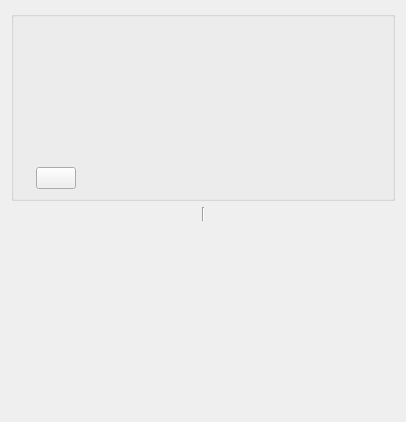
Above: org.nickvision.application.qt/src/controls/aboutdialog.ui from NickvisionApps/Application before the change. Below: the same form after it.
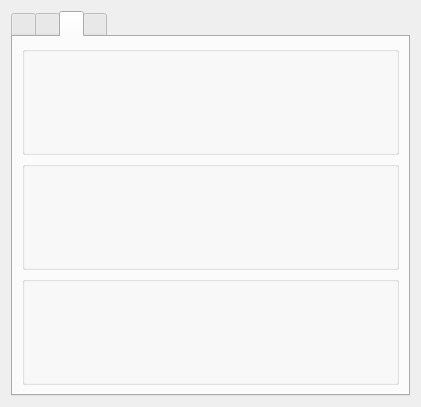
That is the form after the change. The open tabs and pages were chosen to show the change.

Commit message: feat: New Qt `AboutDialog`

The edit to the form file:
```diff
--- a/org.nickvision.application.qt/src/controls/aboutdialog.ui
+++ b/org.nickvision.application.qt/src/controls/aboutdialog.ui
@@ -6,47 +6,57 @@
    <rect>
     <x>0</x>
     <y>0</y>
-    <width>406</width>
-    <height>422</height>
+    <width>421</width>
+    <height>407</height>
    </rect>
   </property>
-  <property name="font">
-   <font>
-    <pointsize>9</pointsize>
-   </font>
+  <property name="windowTitle">
+   <string>Dialog</string>
   </property>
-  <property name="modal">
-   <bool>true</bool>
-  </property>
-  <layout class="QVBoxLayout" name="verticalLayout_3">
-   <item>
-    <widget class="QGroupBox" name="groupBox">
-     <layout class="QVBoxLayout" name="verticalLayout_2">
-      <item>
-       <layout class="QHBoxLayout" name="horizontalLayout">
-        <item>
-         <widget class="QLabel" name="lblIcon">
-          <property name="maximumSize">
-           <size>
-            <width>128</width>
-            <height>128</height>
-           </size>
-          </property>
-          <property name="scaledContents">
-           <bool>true</bool>
-          </property>
-         </widget>
-        </item>
-        <item>
          <layout class="QVBoxLayout" name="verticalLayout">
           <item>
+    <widget class="QTabWidget" name="tabWidget">
+     <property name="currentIndex">
+      <number>3</number>
+     </property>
+     <widget class="QWidget" name="tabAbout">
+      <attribute name="title">
+       <string/>
+      </attribute>
+      <layout class="QVBoxLayout" name="verticalLayout_2">
+       <property name="spacing">
+        <number>12</number>
+       </property>
+       <item>
+        <spacer name="verticalSpacer_2">
+         <property name="orientation">
+          <enum>Qt::Orientation::Vertical</enum>
+         </property>
+         <property name="sizeHint" stdset="0">
+          <size>
+           <width>20</width>
+           <height>40</height>
+          </size>
+         </property>
+        </spacer>
+       </item>
+       <item>
+        <widget class="QLabel" name="lblAppIcon">
+         <property name="alignment">
+          <set>Qt::AlignmentFlag::AlignCenter</set>
+         </property>
+        </widget>
+       </item>
+       <item>
            <widget class="QLabel" name="lblAppName">
             <property name="font">
              <font>
-              <pointsize>11</pointsize>
               <bold>true</bold>
              </font>
             </property>
+         <property name="alignment">
+          <set>Qt::AlignmentFlag::AlignCenter</set>
+         </property>
            </widget>
           </item>
           <item>
@@ -65,74 +75,119 @@
             </property>
            </spacer>
           </item>
-          <item>
-           <widget class="QPushButton" name="btnAppVersion">
-            <property name="autoDefault">
-             <bool>false</bool>
-            </property>
-           </widget>
-          </item>
-         </layout>
-        </item>
-        <item>
-         <spacer name="horizontalSpacer">
-          <property name="orientation">
-           <enum>Qt::Orientation::Horizontal</enum>
-          </property>
-          <property name="sizeHint" stdset="0">
-           <size>
-            <width>40</width>
-            <height>20</height>
-           </size>
-          </property>
-         </spacer>
-        </item>
-       </layout>
-      </item>
-     </layout>
-    </widget>
-   </item>
-   <item>
-    <layout class="QHBoxLayout" name="horizontalLayout_2">
+      </layout>
+     </widget>
+     <widget class="QWidget" name="tabChangelog">
+      <attribute name="title">
+       <string/>
+      </attribute>
+      <layout class="QVBoxLayout" name="verticalLayout_3">
      <item>
       <widget class="QLabel" name="lblChangelog">
        <property name="alignment">
         <set>Qt::AlignmentFlag::AlignLeading|Qt::AlignmentFlag::AlignLeft|Qt::AlignmentFlag::AlignTop</set>
        </property>
+        </widget>
+       </item>
+      </layout>
+     </widget>
+     <widget class="QWidget" name="tabCredits">
+      <attribute name="title">
+       <string/>
+      </attribute>
+      <layout class="QVBoxLayout" name="verticalLayout_4">
+       <item>
+        <widget class="QGroupBox" name="groupDevelopers">
+         <layout class="QVBoxLayout" name="verticalLayout_7">
+          <item>
+           <widget class="QLabel" name="lblDevelopers">
+            <property name="alignment">
+             <set>Qt::AlignmentFlag::AlignLeading|Qt::AlignmentFlag::AlignLeft|Qt::AlignmentFlag::AlignTop</set>
+            </property>
+           </widget>
+          </item>
+         </layout>
+        </widget>
+       </item>
+       <item>
+        <widget class="QGroupBox" name="groupDesigners">
+         <property name="checkable">
+          <bool>false</bool>
+         </property>
+         <layout class="QVBoxLayout" name="verticalLayout_8">
+          <item>
+           <widget class="QLabel" name="lblDesigners">
+            <property name="alignment">
+             <set>Qt::AlignmentFlag::AlignLeading|Qt::AlignmentFlag::AlignLeft|Qt::AlignmentFlag::AlignTop</set>
+            </property>
+           </widget>
+          </item>
+         </layout>
+        </widget>
+       </item>
+       <item>
+        <widget class="QGroupBox" name="groupArtists">
+         <layout class="QVBoxLayout" name="verticalLayout_9">
+          <item>
+           <widget class="QLabel" name="lblArtists">
+            <property name="alignment">
+             <set>Qt::AlignmentFlag::AlignLeading|Qt::AlignmentFlag::AlignLeft|Qt::AlignmentFlag::AlignTop</set>
+            </property>
+           </widget>
+          </item>
+         </layout>
+        </widget>
+       </item>
+      </layout>
+     </widget>
+     <widget class="QWidget" name="tabDebug">
+      <attribute name="title">
+       <string/>
+      </attribute>
+      <layout class="QVBoxLayout" name="verticalLayout_5">
+       <item>
+        <widget class="QPushButton" name="btnCopyDebugInformation">
+         <property name="autoDefault">
+          <bool>false</bool>
+         </property>
+        </widget>
+       </item>
+       <item>
+        <widget class="QScrollArea" name="scrollArea">
+         <property name="widgetResizable">
+          <bool>true</bool>
+         </property>
+         <widget class="QWidget" name="scrollAreaWidgetContents">
+          <property name="geometry">
+           <rect>
+            <x>0</x>
+            <y>0</y>
+            <width>379</width>
+            <height>305</height>
+           </rect>
+          </property>
+          <layout class="QVBoxLayout" name="verticalLayout_6">
+           <item>
+            <widget class="QLabel" name="lblDebug">
+             <property name="alignment">
+              <set>Qt::AlignmentFlag::AlignLeading|Qt::AlignmentFlag::AlignLeft|Qt::AlignmentFlag::AlignTop</set>
+             </property>
        <property name="wordWrap">
         <bool>true</bool>
        </property>
-      </widget>
-     </item>
-     <item>
-      <widget class="Line" name="line">
-       <property name="orientation">
-        <enum>Qt::Orientation::Vertical</enum>
+             <property name="textInteractionFlags">
+              <set>Qt::TextInteractionFlag::LinksAccessibleByMouse|Qt::TextInteractionFlag::TextSelectableByMouse</set>
        </property>
       </widget>
      </item>
-     <item>
-      <widget class="QLabel" name="lblCredits">
-       <property name="alignment">
-        <set>Qt::AlignmentFlag::AlignLeading|Qt::AlignmentFlag::AlignLeft|Qt::AlignmentFlag::AlignTop</set>
-       </property>
-      </widget>
-     </item>
-    </layout>
+          </layout>
+         </widget>
+        </widget>
+       </item>
+      </layout>
+     </widget>
+    </widget>
    </item>
-   <item>
-    <spacer name="verticalSpacer_2">
-     <property name="orientation">
-      <enum>Qt::Orientation::Vertical</enum>
-     </property>
-     <property name="sizeHint" stdset="0">
-      <size>
-       <width>20</width>
-       <height>40</height>
-      </size>
-     </property>
-    </spacer>
-   </item>
   </layout>
  </widget>
  <resources>
```
Left out of the diff: 17 changed lines with no effect on the pictures. Lines whose indentation alone changed are shown as unchanged. The commit also changes 4 other files.
